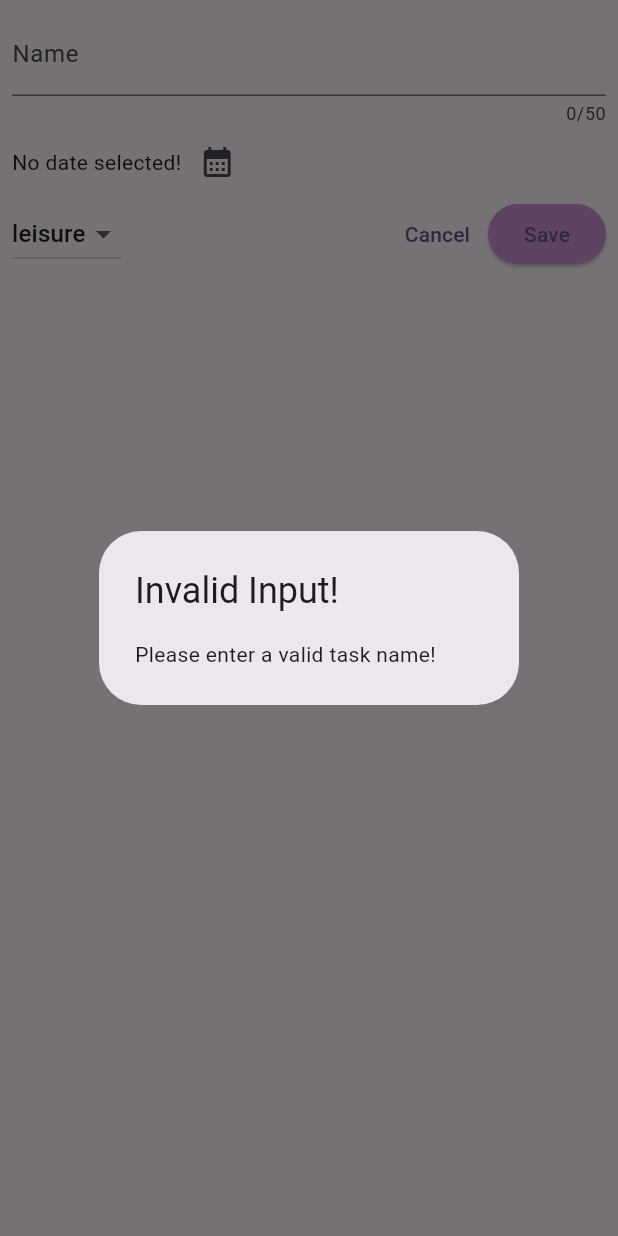
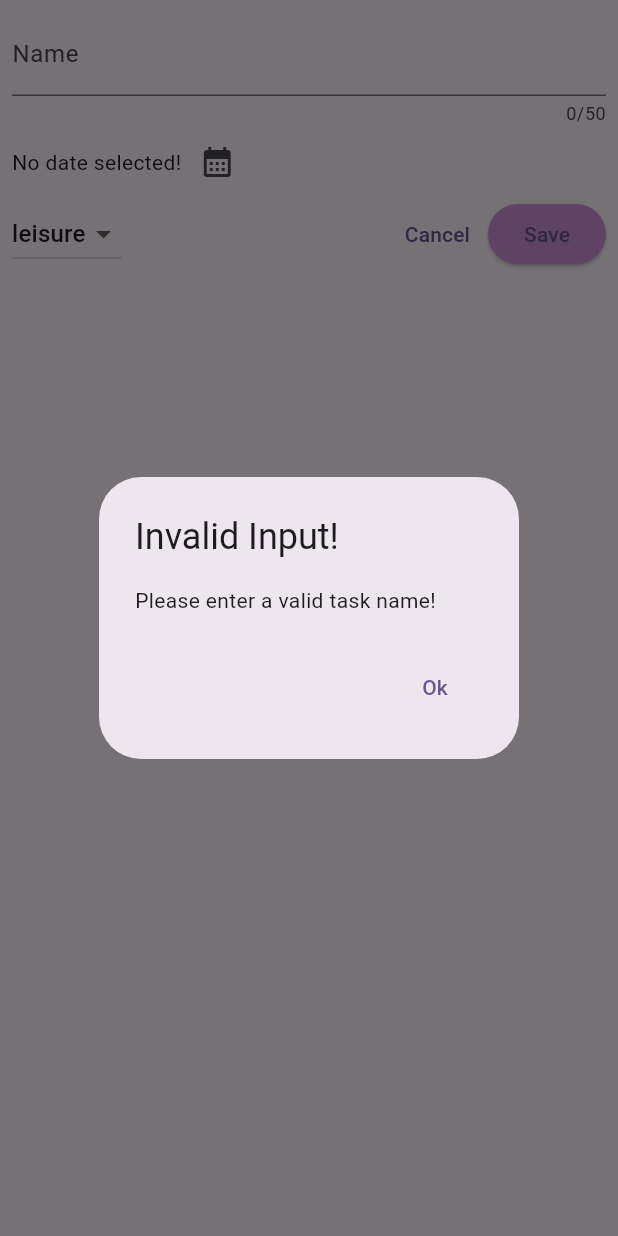
Before and after one commit to adogbeji/FlutterTaskPlanner2, a Flutter app: the NewTask widget shown alone on an empty page, opened directly with empty values, after a tap on "Save", on a phone screen of 412 x 824 dp. Run offline on Flutter 3.47's test engine with Material 3 defaults, Android fonts, the phone set to English and light mode, and no system bars.

Commit message:
Set actions parameter on AlertDialog in NewTask widget

```diff
--- a/lib/views/widgets/new_task.dart
+++ b/lib/views/widgets/new_task.dart
@@ -45,11 +45,20 @@ class _NewTaskState extends State<NewTask> {
       // Show Error Message
       showDialog(
         context: context,
-        builder: (ctx) => const AlertDialog(
-          title: Text('Invalid Input!'),
-          content: Text('Please enter a valid task name!'),
+        builder: (ctx) => AlertDialog(
+          title: const Text('Invalid Input!'),
+          content: const Text('Please enter a valid task name!'),
+          actions: [
+            TextButton(
+              onPressed: () {
+                Navigator.pop(ctx);
+              },
+              child: const Text('Ok'),
+            ),
+          ],
         ),
       );
+      return;  // Stops function execution
     }
   }
 
```
